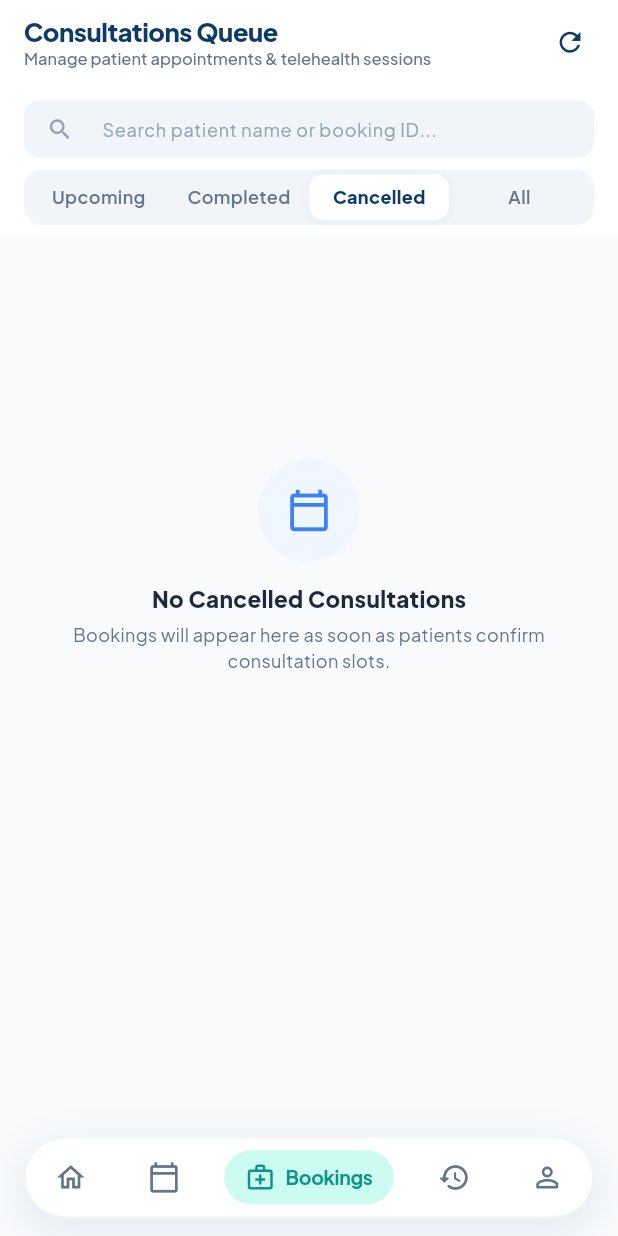
After one commit to thilina-fer/HITHA-DOCTOR-MOBILE, a Flutter app: the DoctorBookingsScreen screen opened by its route, after a tap on "Completed", after a tap on "Cancelled", on a phone screen of 412 x 824 dp. The commit adds this screen. Run offline on Flutter 3.47's test engine with Material 3 defaults, Android fonts, the phone set to English and light mode, and no system bars; our stand-ins replace flutter_secure_storage, go_router, google_fonts; accounts and stored records are empty; network calls fail.

Commit message:
feat(bookings): Implement full DoctorBookingsScreen with segmented queue, search filter, and consultation cards

```diff
--- a/lib/config/router.dart
+++ b/lib/config/router.dart
@@ -6,6 +6,7 @@ import '../ui/features/auth/screens/sign_in_screen.dart';
 import '../ui/features/auth/screens/verify_phone_screen.dart';
 import '../ui/features/auth/view_models/auth_view_model.dart';
 import '../ui/features/availability/screens/doctor_availability_screen.dart';
+import '../ui/features/bookings/screens/doctor_bookings_screen.dart';
 import '../ui/features/common/placeholder_screen.dart';
 import '../ui/features/dashboard/screens/doctor_dashboard_screen.dart';
 import '../ui/features/onboarding/screens/complete_profile_screen.dart';
@@ -84,11 +85,7 @@ GoRouter createRouter(AuthViewModel authVm) {
           ),
           GoRoute(
             path: Routes.bookings,
-            builder: (context, state) => const PlaceholderScreen(
-              title: 'Consultations Queue',
-              subtitle: 'Manage upcoming appointments, client dossier history, and session statuses.',
-              badgeText: 'FLOW 09',
-            ),
+            builder: (context, state) => const DoctorBookingsScreen(),
           ),
           GoRoute(
             path: Routes.wallet,
--- /dev/null
+++ b/lib/data/repositories/bookings_repository.dart
@@ -0,0 +1,78 @@
+import '../../domain/models/models.dart';
+import '../services/api_client.dart';
+import '../services/sample_data.dart';
+
+class BookingsRepository {
+  BookingsRepository(this._apiClient);
+
+  final ApiClient _apiClient;
+
+  Future<List<BookingItem>> getBookings({
+    String? status,
+    int page = 0,
+    int size = 30,
+  }) async {
+    try {
+      final queryParams = <String, String>{
+        'page': page.toString(),
+        'size': size.toString(),
+      };
+      if (status != null && status.isNotEmpty) {
+        queryParams['status'] = status;
+      }
+
+      final res = await _apiClient.get('/doctors/bookings', query: queryParams);
+      List rawList = [];
+
+      if (res is Map<String, dynamic> && res['content'] is List) {
+        rawList = res['content'] as List;
+      } else if (res is List) {
+        rawList = res;
+      }
+
+      if (rawList.isNotEmpty) {
+        return rawList
+            .map((e) => BookingItem.fromJson(e as Map<String, dynamic>))
+            .toList();
+      }
+
+      // Filter sample fallback data if matching status is given
+      if (status != null && status.isNotEmpty) {
+        return SampleData.todayBookings
+            .where((b) => b.status.value.toUpperCase() == status.toUpperCase())
+            .toList();
+      }
+      return SampleData.todayBookings;
+    } catch (_) {
+      if (status != null && status.isNotEmpty) {
+        return SampleData.todayBookings
+            .where((b) => b.status.value.toUpperCase() == status.toUpperCase())
+            .toList();
+      }
+      return SampleData.todayBookings;
+    }
+  }
+
+  Future<BookingItem?> getBookingById(String id) async {
+    try {
+      final res = await _apiClient.get('/doctors/bookings/$id');
+      if (res is Map<String, dynamic>) {
+        return BookingItem.fromJson(res);
+      }
+      return SampleData.todayBookings.where((b) => b.id == id).firstOrNull;
+    } catch (_) {
+      return SampleData.todayBookings.where((b) => b.id == id).firstOrNull ??
+          BookingItem(
+            id: id,
+            bookingReference: 'HTH-BK${id.length > 4 ? id.substring(0, 4) : id}',
+            patientName: 'Anuki Samarasinghe',
+            patientPhone: '+94 77 123 4567',
+            scheduledStartTime: DateTime.now().add(const Duration(hours: 1)),
+            scheduledEndTime: DateTime.now().add(const Duration(hours: 1, minutes: 45)),
+            status: BookingStatus.CONFIRMED,
+            feeLkr: 5000.0,
+            sessionNotes: 'Follow-up consultation for cognitive behavioral assessment.',
+          );
+    }
+  }
+}
--- /dev/null
+++ b/lib/ui/features/bookings/screens/doctor_bookings_screen.dart
@@ -0,0 +1,393 @@
+import 'package:flutter/material.dart';
+import 'package:go_router/go_router.dart';
+import 'package:intl/intl.dart';
+import 'package:provider/provider.dart';
+
+import '../../../../data/repositories/bookings_repository.dart';
+import '../../../../data/services/api_client.dart';
+import '../../../../domain/models/models.dart';
+import '../../../core/theme/hitha_theme.dart';
+import '../../../core/widgets/hitha_widgets.dart';
+
+class DoctorBookingsScreen extends StatefulWidget {
+  const DoctorBookingsScreen({super.key});
+
+  @override
+  State<DoctorBookingsScreen> createState() => _DoctorBookingsScreenState();
+}
+
+class _DoctorBookingsScreenState extends State<DoctorBookingsScreen> {
+  int _selectedTab = 0; // 0: Upcoming, 1: Completed, 2: Cancelled, 3: All
+  bool _isLoading = true;
+  String _searchQuery = '';
+  late BookingsRepository _repo;
+  List<BookingItem> _allBookings = [];
+
+  final _searchController = TextEditingController();
+
+  static const _tabs = ['Upcoming', 'Completed', 'Cancelled', 'All'];
+
+  @override
+  void initState() {
+    super.initState();
+    final apiClient = context.read<ApiClient>();
+    _repo = BookingsRepository(apiClient);
+    _loadBookings();
+  }
+
+  @override
+  void dispose() {
+    _searchController.dispose();
+    super.dispose();
+  }
+
+  Future<void> _loadBookings() async {
+    setState(() => _isLoading = true);
+    try {
+      final list = await _repo.getBookings();
+      if (mounted) {
+        setState(() {
+          _allBookings = list;
+          _isLoading = false;
+        });
+      }
+    } catch (_) {
+      if (mounted) {
+        setState(() => _isLoading = false);
+      }
+    }
+  }
+
+  List<BookingItem> get _filteredBookings {
+    var list = _allBookings;
+
+    // Filter by tab
+    if (_selectedTab == 0) {
+      list = list.where((b) => b.status == BookingStatus.CONFIRMED || b.status == BookingStatus.ACTIVE).toList();
+    } else if (_selectedTab == 1) {
+      list = list.where((b) => b.status == BookingStatus.COMPLETED).toList();
+    } else if (_selectedTab == 2) {
+      list = list.where((b) => b.status == BookingStatus.CANCELLED || b.status == BookingStatus.EXPIRED).toList();
+    }
+
+    // Filter by search query
+    if (_searchQuery.trim().isNotEmpty) {
+      final q = _searchQuery.toLowerCase().trim();
+      list = list.where((b) {
+        return b.patientName.toLowerCase().contains(q) ||
+            b.bookingReference.toLowerCase().contains(q) ||
+            b.id.toLowerCase().contains(q);
+      }).toList();
+    }
+
+    return list;
+  }
+
+  @override
+  Widget build(BuildContext context) {
+    final bookings = _filteredBookings;
+
+    return Scaffold(
+      backgroundColor: const Color(0xFFF8FAFC),
+      appBar: AppBar(
+        backgroundColor: Colors.white,
+        elevation: 0,
+        centerTitle: false,
+        title: Column(
+          crossAxisAlignment: CrossAxisAlignment.start,
+          children: const [
+            Text(
+              'Consultations Queue',
+              style: TextStyle(
+                fontSize: 17,
+                fontWeight: FontWeight.w900,
+                color: HithaColors.forest,
+                letterSpacing: -0.3,
+              ),
+            ),
+            Text(
+              'Manage patient appointments & telehealth sessions',
+              style: TextStyle(
+                fontSize: 11,
+                color: Color(0xFF64748B),
+                fontWeight: FontWeight.w500,
+              ),
+            ),
+          ],
+        ),
+        actions: [
+          IconButton(
+            icon: const Icon(Icons.refresh, color: HithaColors.forest, size: 21),
+            onPressed: _loadBookings,
+          ),
+          const SizedBox(width: 8),
+        ],
+        bottom: PreferredSize(
+          preferredSize: const Size.fromHeight(102),
+          child: Column(
+            children: [
+              // Search Bar
+              Padding(
+                padding: const EdgeInsets.symmetric(horizontal: 16, vertical: 4),
+                child: SizedBox(
+                  height: 38,
+                  child: TextField(
+                    controller: _searchController,
+                    onChanged: (val) => setState(() => _searchQuery = val),
+                    style: const TextStyle(fontSize: 13),
+                    decoration: InputDecoration(
+                      hintText: 'Search patient name or booking ID...',
+                      hintStyle: const TextStyle(fontSize: 12, color: Color(0xFF94A3B8)),
+                      prefixIcon: const Icon(Icons.search, size: 18, color: Color(0xFF94A3B8)),
+                      suffixIcon: _searchQuery.isNotEmpty
+                          ? IconButton(
+                              icon: const Icon(Icons.close, size: 16),
+                              onPressed: () {
+                                _searchController.clear();
+                                setState(() => _searchQuery = '');
+                              },
+                            )
+                          : null,
+                      filled: true,
+                      fillColor: const Color(0xFFF1F5F9),
+                      contentPadding: const EdgeInsets.symmetric(vertical: 0, horizontal: 10),
+                      border: OutlineInputBorder(
+                        borderRadius: BorderRadius.circular(10),
+                        borderSide: BorderSide.none,
+                      ),
+                    ),
+                  ),
+                ),
+              ),
+              // Segmented Tab Switcher
+              Padding(
+                padding: const EdgeInsets.fromLTRB(16, 4, 16, 8),
+                child: HithaSegmentTab(
+                  tabs: _tabs,
+                  selectedIndex: _selectedTab,
+                  onTabSelected: (idx) => setState(() => _selectedTab = idx),
+                ),
+              ),
+            ],
+          ),
+        ),
+      ),
+      body: _isLoading
+          ? const Center(child: CircularProgressIndicator(color: HithaColors.forest))
+          : RefreshIndicator(
+              onRefresh: _loadBookings,
+              color: HithaColors.forest,
+              child: bookings.isEmpty
+                  ? _buildEmptyState()
+                  : ListView.builder(
+                      padding: const EdgeInsets.fromLTRB(16, 14, 16, 90),
+                      itemCount: bookings.length,
+                      itemBuilder: (context, index) {
+                        return _buildBookingCard(bookings[index]);
+                      },
+                    ),
+            ),
+    );
+  }
+
+  Widget _buildEmptyState() {
+    return ListView(
+      children: [
+        SizedBox(height: MediaQuery.of(context).size.height * 0.18),
+        Center(
+          child: Column(
+            mainAxisSize: MainAxisSize.min,
+            children: [
+              Container(
+                width: 68,
+                height: 68,
+                decoration: const BoxDecoration(
+                  color: Color(0xFFEFF6FF),
+                  shape: BoxShape.circle,
+                ),
+                child: const Icon(Icons.calendar_today_outlined, size: 30, color: Color(0xFF3B82F6)),
+              ),
+              const SizedBox(height: 14),
+              Text(
+                'No ${_tabs[_selectedTab]} Consultations',
+                style: const TextStyle(
+                  fontSize: 15,
+                  fontWeight: FontWeight.w800,
+                  color: Color(0xFF1E293B),
+                ),
+              ),
+              const SizedBox(height: 6),
+              const Padding(
+                padding: EdgeInsets.symmetric(horizontal: 40),
+                child: Text(
+                  'Bookings will appear here as soon as patients confirm consultation slots.',
+                  textAlign: TextAlign.center,
+                  style: TextStyle(
+                    fontSize: 12,
+                    color: Color(0xFF64748B),
+                    height: 1.4,
+                  ),
+                ),
+              ),
+            ],
+          ),
+        ),
+      ],
+    );
+  }
+
+  Widget _buildBookingCard(BookingItem item) {
+    final dateFormat = DateFormat('EEE, MMM d • hh:mm a');
+    final formattedTime = dateFormat.format(item.scheduledStartTime.toLocal());
+    final isUpcoming = item.status == BookingStatus.CONFIRMED || item.status == BookingStatus.ACTIVE;
+
+    return HithaCard(
+      margin: const EdgeInsets.only(bottom: 12),
+      padding: const EdgeInsets.all(14),
+      onTap: () => context.push('/doctor/bookings/${item.id}'),
+      child: Column(
+        crossAxisAlignment: CrossAxisAlignment.start,
+        children: [
+          // Header Row
+          Row(
+            crossAxisAlignment: CrossAxisAlignment.start,
+            children: [
+              // Avatar
+              Container(
+                width: 42,
+                height: 42,
+                decoration: BoxDecoration(
+                  color: item.isAnonymous ? const Color(0xFFF1F5F9) : const Color(0xFFE0F2FE),
+                  shape: BoxShape.circle,
+                  border: Border.all(color: const Color(0xFFE2E8F0)),
+                ),
+                child: Icon(
+                  item.isAnonymous ? Icons.shield_outlined : Icons.person_outline,
+                  size: 22,
+                  color: item.isAnonymous ? const Color(0xFF64748B) : HithaColors.forest,
+                ),
+              ),
+              const SizedBox(width: 12),
+              // Patient details
+              Expanded(
+                child: Column(
+                  crossAxisAlignment: CrossAxisAlignment.start,
+                  children: [
+                    Row(
+                      mainAxisAlignment: MainAxisAlignment.spaceBetween,
+                      children: [
+                        Flexible(
+                          child: Text(
+                            item.patientName,
+                            maxLines: 1,
+                            overflow: TextOverflow.ellipsis,
+                            style: const TextStyle(
+                              fontSize: 14,
+                              fontWeight: FontWeight.w800,
+                              color: Color(0xFF0F172A),
+                            ),
+                          ),
+                        ),
+                        HithaStatusBadge(
+                          status: item.status.value,
+                          label: item.status.label,
+                        ),
+                      ],
+                    ),
+                    const SizedBox(height: 3),
+                    Row(
+                      children: [
+                        Container(
+                          padding: const EdgeInsets.symmetric(horizontal: 6, vertical: 2),
+                          decoration: BoxDecoration(
+                            color: const Color(0xFFF1F5F9),
+                            borderRadius: BorderRadius.circular(6),
+                          ),
+                          child: Text(
+                            '#${item.bookingReference}',
+                            style: const TextStyle(
+                              fontSize: 10,
+                              fontWeight: FontWeight.w700,
+                              color: Color(0xFF475569),
+                            ),
+                          ),
+                        ),
+                        const SizedBox(width: 8),
+                        const Icon(Icons.videocam_outlined, size: 14, color: Color(0xFF64748B)),
+                        const SizedBox(width: 4),
+                        const Text(
+                          'Video Telehealth',
+                          style: TextStyle(fontSize: 11, color: Color(0xFF64748B), fontWeight: FontWeight.w500),
+                        ),
+                      ],
+                    ),
+                  ],
+                ),
+              ),
+            ],
+          ),
+
+          const SizedBox(height: 12),
+          // Time & Price Info pill
+          Container(
+            padding: const EdgeInsets.symmetric(horizontal: 10, vertical: 8),
+            decoration: BoxDecoration(
+              color: const Color(0xFFF8FAFC),
+              borderRadius: BorderRadius.circular(10),
+              border: Border.all(color: const Color(0xFFEDF2F7)),
+            ),
+            child: Row(
+              mainAxisAlignment: MainAxisAlignment.spaceBetween,
+              children: [
+                Row(
+                  children: [
+                    const Icon(Icons.access_time_rounded, size: 14, color: HithaColors.forest),
+                    const SizedBox(width: 6),
+                    Text(
+                      formattedTime,
+                      style: const TextStyle(
+                        fontSize: 11.5,
+                        fontWeight: FontWeight.w700,
+                        color: Color(0xFF1E293B),
+                      ),
+                    ),
+                  ],
+                ),
+                Text(
+                  formatLkr(item.feeLkr),
+                  style: const TextStyle(
+                    fontSize: 12,
+                    fontWeight: FontWeight.w900,
+                    color: HithaColors.forest,
+                  ),
+                ),
+              ],
+            ),
+          ),
+
+          const SizedBox(height: 12),
+          // Actions Row
+          Row(
+            mainAxisAlignment: MainAxisAlignment.end,
+            children: [
+              HithaCompactButton(
+                text: 'View Dossier',
+                isOutlined: true,
+                onPressed: () => context.push('/doctor/bookings/${item.id}'),
+              ),
+              if (isUpcoming) ...[
+                const SizedBox(width: 8),
+                HithaCompactButton(
+                  text: 'Enter Room',
+                  icon: Icons.videocam,
+                  backgroundColor: HithaColors.forest,
+                  onPressed: () => context.push('/meeting/${item.id}'),
+                ),
+              ],
+            ],
+          ),
+        ],
+      ),
+    );
+  }
+}
```
